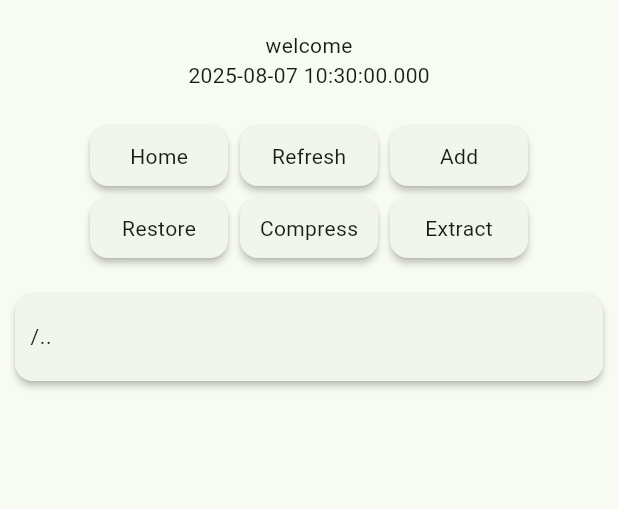
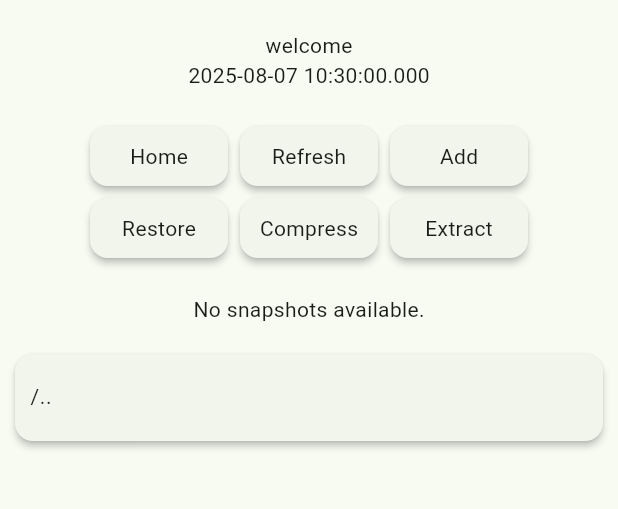
Before and after one commit to xipspace/save-app, a Flutter app: the screen it shows after launch, after a tap on the "person outline" icon, on a phone screen of 412 x 824 dp, the part 84-593 px from its top. Run offline on Flutter 3.47's test engine with Material 3 defaults, Android fonts, the phone set to English and light mode, and no system bars; our stand-ins replace get.

Commit message:
merge targets with explorer

```diff
--- a/lib/app_model.dart
+++ b/lib/app_model.dart
@@ -7,11 +7,16 @@ abstract class FileObject {
   final DateTime modified;
   final RxBool isSelected = false.obs;
 
+  final bool isSpecial;
+  final bool isDrive;
+
   FileObject({
     required this.name,
     required this.path,
     required this.created,
     required this.modified,
+    this.isSpecial = false,
+    this.isDrive = false,
   });
 
   String get identitySignature => '$path|$created';
@@ -28,6 +33,8 @@ class FileItem extends FileObject {
     required super.modified,
     required this.size,
     required this.extension,
+    super.isSpecial = false,
+    super.isDrive = false,
   });
 }
 
@@ -40,5 +47,7 @@ class FolderItem extends FileObject {
     required super.created,
     required super.modified,
     required this.itemCount,
+    super.isSpecial = false,
+    super.isDrive = false,
   });
 }
--- a/lib/main.dart
+++ b/lib/main.dart
@@ -129,112 +129,14 @@ class HomeScreen extends StatelessWidget {
                 ),
 
 
+
                 const SizedBox(height: 20),
 
 
+                // game needs to have a default place to archive (home), the top watched folder, and be customizable
+                // revert from a specific archive or the last one
+                // save and restore triggered by global HK and interval
 
-                Card(
-                  margin: const EdgeInsets.symmetric(horizontal: 10),
-                  elevation: 2,
-                  shape: RoundedRectangleBorder(borderRadius: BorderRadius.circular(12)),
-                  child: Obx(() {
-                    final items = view.viewContents;
-                    if (items.isEmpty) {
-                      return const Padding(padding: EdgeInsets.all(10), child: Text('This folder is empty.'));
-                    }
-
-                    return ClipRRect(
-                      borderRadius: BorderRadius.circular(12),
-                      child: ListView.builder(
-                        shrinkWrap: true,
-                        physics: const NeverScrollableScrollPhysics(),
-                        itemCount: items.length,
-                        itemBuilder: (context, index) {
-                          final item = items[index];
-                          final isDrive =
-                              item is FolderItem && RegExp(r'^[A-Z]:\\$', caseSensitive: false).hasMatch(item.name);
-                          final displayName = item is FolderItem && !item.name.contains(':')
-                              ? '/${item.name}'
-                              : item.name;
-
-                          return Material(
-                            color: Colors.transparent,
-                            child: InkWell(
-                              onTap: () {
-                                if (item is FolderItem) {
-                                  view.viewLocation = item.path;
-                                  view.readLocation();
-                                }
-                              },
-                              child: ListTile(
-                                dense: true,
-                                title: Text(displayName, style: const TextStyle(fontSize: 14)),
-                                subtitle: (!isDrive && item.name != '..')
-                                    ? Text('created: ${item.created}\nmodified: ${item.modified}')
-                                    : null,
-                                contentPadding: const EdgeInsets.symmetric(horizontal: 10, vertical: 5),
-                                trailing: (!isDrive && item.name != '..')
-                                    ? Obx(
-                                        () => Checkbox(
-                                          value: item.isSelected.value,
-                                          onChanged: (val) => item.isSelected.value = val ?? false,
-                                        ),
-                                      )
-                                    : null,
-                              ),
-                            ),
-                          );
-                        },
-                      ),
-                    );
-                  }),
-                ),
-
-
-
-                const SizedBox(height: 20),
-              ],
-            ),
-          ),
-        ),
-      ),
-    );
-  }
-}
-
-class UserScreen extends StatelessWidget {
-  const UserScreen({super.key});
-
-  @override
-  Widget build(BuildContext context) {
-    final HomeController home = Get.find<HomeController>();
-    final MediaQueryData mediaQueryData = MediaQuery.of(context);
-
-    return Scaffold(
-      appBar: AppBar(),
-      body: Center(
-        child: Column(
-          children: [
-            const SizedBox(height: 20),
-
-            Obx(() => Text(home.timeStamp.value.toString())),
-
-            const SizedBox(height: 20),
-            const Text('device info'),
-            const SizedBox(height: 20),
-            Text('Screen Size: ${mediaQueryData.size.width} x ${mediaQueryData.size.height}'),
-            Text('Orientation: ${mediaQueryData.orientation}'),
-            Text('Device Pixel Ratio: ${mediaQueryData.devicePixelRatio}'),
-            Text('Device Theme: ${mediaQueryData.platformBrightness}'),
-
-            Text('GetX isDarkMode: ${Get.isDarkMode}'),
-            // width: Get.width * 0.95,
-            // height: Get.height * 0.95,
-
-            const SizedBox(height: 20),
-
-            Obx(() => Text(home.userSettings['target'].toString())),
-            // Obx(() => Text(home.userTree.toString())),
 
                 Obx(() {
                   final entries = home.userTree.entries.toList();
@@ -251,6 +153,8 @@ class UserScreen extends StatelessWidget {
                             final List snapshot = entry.value;
 
                             return Card(
+                              margin: const EdgeInsets.symmetric(horizontal: 10.0, vertical: 5.0),
+                              elevation: 2.0,
                               child: ListTile(
                                 title: Column(
                                   children: [
@@ -286,7 +190,8 @@ class UserScreen extends StatelessWidget {
                                     crossAxisAlignment: CrossAxisAlignment.start,
                                     children: [
                                       Text('Items: ${snapshot.length}'),
-                                  Text('Target: ${home.userTree.entries.toList()}'),
+                                      // Text('Target: ${home.userTree.entries.toList()}'),
+                                      Text('Target: ${snapshot.map((item) => item).join(', ')}'),
                                     ],
                                   ),
                                 ),
@@ -298,7 +203,134 @@ class UserScreen extends StatelessWidget {
 
 
                 const SizedBox(height: 20),
+
+
+
+                // add dynamic list with traling checkboxes as file explorer using readLocation, dont use icons
+                // folders first files after
+                // use a '..' to navigateTo parent
+                // use a '/' as prefix in the view to indicate a folder and the parent folder '..', except drivers, we still need '..' in a root folder because it travels us to the driver list
+                // traveling parent from a root folder shows the driver list so user can select which driver to navigateTo
+                // adjust the model to properly handles drivers as C:
+                // dont show metadata for '..' or drivers
+                // dont show checkboxes for drivers
+                // the checkboxes will update userSettings.selection after calling saveSelectedItems
+                // tap on a folder / driver / .. navigateTo() , tap on a file does nothing (later will be a call)
+                // add error handling for cases where the directory or file cannot be accessed due to permissions issues
+                // root contents isnt the same as driver list
+                // map the list in a dropdown for selection
+
+                Card(
+                  margin: const EdgeInsets.symmetric(horizontal: 10),
+                  elevation: 2,
+                  shape: RoundedRectangleBorder(borderRadius: BorderRadius.circular(12)),
+                  child: Material(
+                    color: Colors.transparent,
+                    shape: RoundedRectangleBorder(borderRadius: BorderRadius.circular(12)),
+                    clipBehavior: Clip.antiAlias,
+                    child: Obx(() {
+                      final items = view.viewContents;
+
+                      return items.isEmpty
+                          ? const Text('This folder is empty.')
+                          // add list from here
+                          : ListView.builder(
+                              shrinkWrap: true,
+                              physics: const NeverScrollableScrollPhysics(),
+                              itemCount: items.length,
+                              itemBuilder: (context, index) {
+                                final item = items[index];
+                                final isDrive = item is FolderItem && RegExp(r'^[A-Z]:\\$', caseSensitive: false).hasMatch(item.name);
+                                final displayName = item is FolderItem && !item.name.contains(':')
+                                    ? '/${item.name}'
+                                    : item.name;
+
+                                return Material(
+                                  color: Colors.transparent,
+                                  child: InkWell(
+                                    onTap: () {
+                                      if (item is FolderItem) {
+                                        view.viewLocation = item.path;
+                                        view.readLocation();
+                                      }
+                                    },
+                                    child: ListTile(
+                                      dense: true,
+                                      title: Text(displayName, style: const TextStyle(fontSize: 14)),
+                                      subtitle: (!isDrive && item.name != '..')
+                                          ? Text('created: ${item.created}\nmodified: ${item.modified}')
+                                          : null,
+                                      contentPadding: const EdgeInsets.symmetric(horizontal: 10, vertical: 5),
+                                      trailing: (!isDrive && item.name != '..')
+                                          ? Obx(
+                                              () => Checkbox(
+                                                value: item.isSelected.value,
+                                                onChanged: (val) => item.isSelected.value = val ?? false,
+                                              ),
+                                            )
+                                          : null,
+                                    ),
+                                  ),
+                                );
+                              },
+                            );
+                    }),
+                  ),
+                ),
+
+
+
+                const SizedBox(height: 20),
               ],
+            ),
+          ),
+        ),
+      ),
+    );
+  }
+}
+
+class UserScreen extends StatelessWidget {
+  const UserScreen({super.key});
+
+  @override
+  Widget build(BuildContext context) {
+    final HomeController home = Get.find<HomeController>();
+    final MediaQueryData mediaQueryData = MediaQuery.of(context);
+
+    return Scaffold(
+      appBar: AppBar(),
+      body: SingleChildScrollView(
+        child: Center(
+          child: Column(
+            children: [
+              const SizedBox(height: 20),
+
+              Obx(() => Text(home.timeStamp.value.toString())),
+
+              const SizedBox(height: 20),
+              const Text('device info'),
+              const SizedBox(height: 20),
+              Text('Screen Size: ${mediaQueryData.size.width} x ${mediaQueryData.size.height}'),
+              Text('Orientation: ${mediaQueryData.orientation}'),
+              Text('Device Pixel Ratio: ${mediaQueryData.devicePixelRatio}'),
+              Text('Device Theme: ${mediaQueryData.platformBrightness}'),
+
+              Text('GetX isDarkMode: ${Get.isDarkMode}'),
+              // width: Get.width * 0.95,
+              // height: Get.height * 0.95,
+
+              const SizedBox(height: 20),
+
+              Obx(() => Text(home.userSettings['target'].toString())),
+              // Obx(() => Text(home.userTree.toString())),
+
+
+
+
+              const SizedBox(height: 20),
+            ],
+          ),
         ),
       ),
       floatingActionButton: FloatingActionButton(
```
Also changed, not shown: lib/app_controller.dart (+15 -47 lines). Lines whose indentation alone changed are shown as unchanged.
